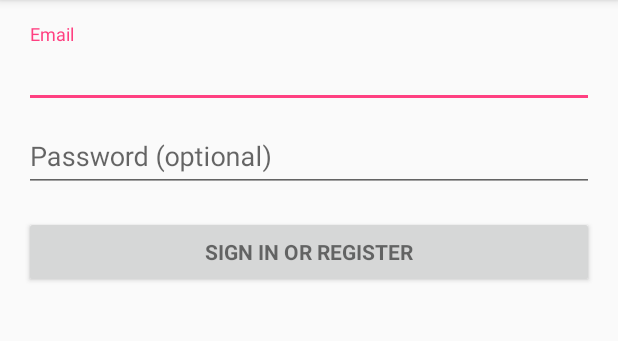
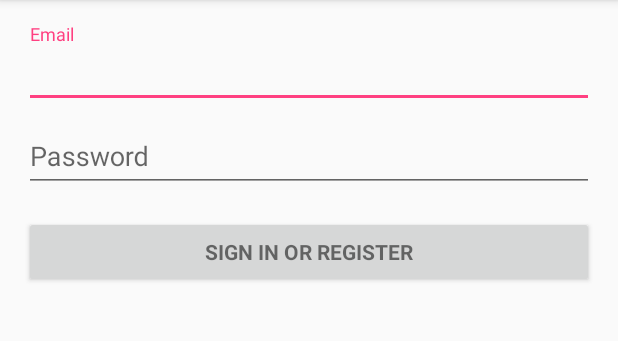
Before and after one commit to escalonc/TicketManager, an Android app: the screen it shows after launch (LoginActivity), on a phone screen of 412 x 824 dp, the part 84-425 px from its top. Run offline under Robolectric (Android 15) with nearby library versions, the phone set to English and light mode, and no system bars; 1 statement that could not run was skipped.

Commit message:
Improvements on xml views

```diff
--- a/app/src/main/res/layout/activity_login.xml
+++ b/app/src/main/res/layout/activity_login.xml
@@ -34,14 +34,13 @@
                 android:layout_width="match_parent"
                 android:layout_height="wrap_content">
 
-                <AutoCompleteTextView
+                <EditText
                     android:id="@+id/email"
                     android:layout_width="match_parent"
                     android:layout_height="wrap_content"
                     android:hint="@string/prompt_email"
                     android:inputType="textEmailAddress"
-                    android:maxLines="1"
-                    android:singleLine="true" />
+                    android:maxLines="1" />
 
             </android.support.design.widget.TextInputLayout>
 
@@ -58,8 +57,7 @@
                     android:imeActionLabel="@string/action_sign_in_short"
                     android:imeOptions="actionUnspecified"
                     android:inputType="textPassword"
-                    android:maxLines="1"
-                    android:singleLine="true" />
+                    android:maxLines="1" />
 
             </android.support.design.widget.TextInputLayout>
 
--- a/app/src/main/res/values/strings.xml
+++ b/app/src/main/res/values/strings.xml
@@ -3,14 +3,11 @@
 
     <!-- Strings related to login -->
     <string name="prompt_email">Email</string>
-    <string name="prompt_password">Password (optional)</string>
+    <string name="prompt_password">Password</string>
     <string name="action_sign_in">Sign in or register</string>
     <string name="action_sign_in_short">Sign in</string>
     <string name="error_invalid_email">This email address is invalid</string>
     <string name="error_invalid_password">This password is too short</string>
     <string name="error_incorrect_password">This password is incorrect</string>
     <string name="error_field_required">This field is required</string>
-    <string name="permission_rationale">"Contacts permissions are needed for providing email
-        completions."
-    </string>
 </resources>
```
